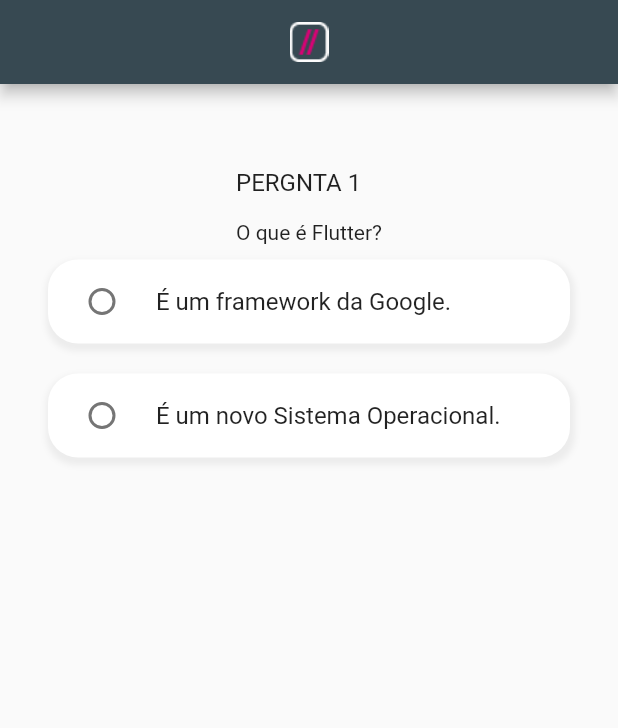
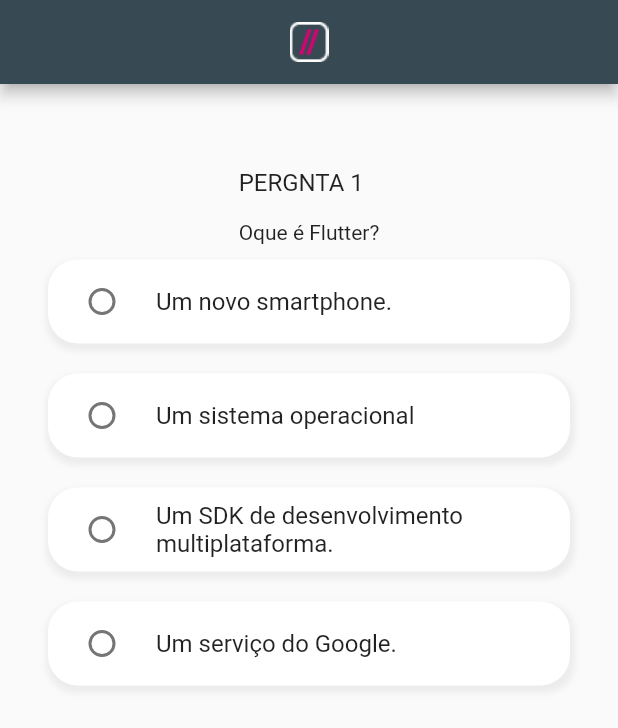
Before and after one commit to HerbertNordson/imersao_flutter, a Flutter app: the TriviaScreen screen opened directly, on a phone screen of 412 x 824 dp. Shown: the top 728 px of the screen. Run offline on Flutter 3.47's test engine with Material 2 defaults, Android fonts, the phone set to English and light mode, and no system bars.

Commit message:
Create: Implantação de Class para as questões.

```diff
--- /dev/null
+++ b/lib/question.dart
@@ -0,0 +1,26 @@
+class Question {
+  String questionText;
+  String option1;
+  String option2;
+  String option3;
+  String option4;
+  int answer;
+
+  Question(this.questionText, this.option1, this.option2, this.option3,
+      this.option4, this.answer);
+
+  static List<Question> getQuestionsList() {
+    List<Question> questions = [];
+
+    questions.add(Question(
+      'Oque é Flutter?',
+      'Um novo smartphone.',
+      'Um sistema operacional',
+      'Um SDK de desenvolvimento multiplataforma.',
+      'Um serviço do Google.',
+      3,
+    ));
+
+    return questions;
+  }
+}
--- a/lib/trivia_screen.dart
+++ b/lib/trivia_screen.dart
@@ -1,4 +1,5 @@
 import 'package:flutter/material.dart';
+import 'package:flutter_inicio/question.dart';
 
 class TriviaScreen extends StatefulWidget {
   @override
@@ -7,6 +8,7 @@ class TriviaScreen extends StatefulWidget {
 
 class _TriviaScreenState extends State<TriviaScreen> {
   int answer = 0;
+  List<Question> questionsList = Question.getQuestionsList();
 
   @override
   Widget build(BuildContext context) {
@@ -35,7 +37,9 @@ class _TriviaScreenState extends State<TriviaScreen> {
                 SizedBox(
                   height: 16,
                 ),
-                Text('O que é Flutter?'),
+                Text(
+                  questionsList[0].questionText,
+                ),
               ],
             ),
           ),
@@ -59,7 +63,7 @@ class _TriviaScreenState extends State<TriviaScreen> {
                   child: RadioListTile(
                       value: 1,
                       groupValue: answer,
-                      title: Text('É um framework da Google.'),
+                      title: Text(questionsList[0].option1),
                       onChanged: (int value) {
                         setState(() {
                           answer = value;
@@ -83,13 +87,64 @@ class _TriviaScreenState extends State<TriviaScreen> {
                   child: RadioListTile(
                       value: 2,
                       groupValue: answer,
-                      title: Text('É um novo Sistema Operacional.'),
+                      title: Text(questionsList[0].option2),
                       onChanged: (int value) {
                         setState(() {
                           answer = value;
                         });
                       }),
                 ),
+
+                Container(
+                  margin: EdgeInsets.fromLTRB(32, 10, 32, 10),
+                  decoration: BoxDecoration(
+                    color: Colors.white,
+                    borderRadius: BorderRadius.circular(20),
+                    boxShadow: [
+                      BoxShadow(
+                        color: Colors.grey.withOpacity(0.15),
+                        spreadRadius: 2,
+                        blurRadius: 3,
+                        offset: Offset(1, 3),
+                      ),
+                    ],
+                  ),
+                  child: RadioListTile(
+                      value: 3,
+                      groupValue: answer,
+                      title: Text(questionsList[0].option3),
+                      onChanged: (int value) {
+                        setState(() {
+                          answer = value;
+                        });
+                      }),
+                ),
+
+                Container(
+                  margin: EdgeInsets.fromLTRB(32, 10, 32, 10),
+                  decoration: BoxDecoration(
+                    color: Colors.white,
+                    borderRadius: BorderRadius.circular(20),
+                    boxShadow: [
+                      BoxShadow(
+                        color: Colors.grey.withOpacity(0.15),
+                        spreadRadius: 2,
+                        blurRadius: 3,
+                        offset: Offset(1, 3),
+                      ),
+                    ],
+                  ),
+                  child: RadioListTile(
+                      value: 4,
+                      groupValue: answer,
+                      title: Text(questionsList[0].option4),
+                      onChanged: (int value) {
+                        setState(() {
+                          answer = value;
+                        });
+                      }),
+                ),
+
               ],
             ),
           ),
```
